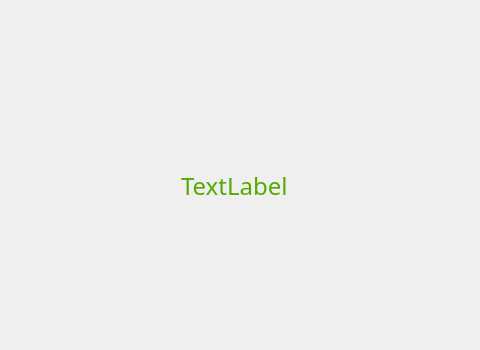
The window that Tips.ui (nrodeghi/BoilerMake2020) describes before a commit, drawn with Qt 5; both pictures show x 189 to 669 and y 114 to 464 of the 800 by 600 pixel window.
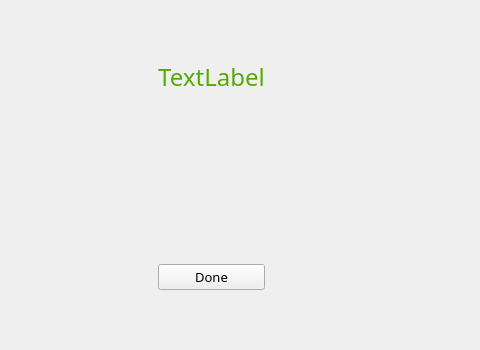
The same window after the commit.

Commit message: switching windows is working

Patch:
```diff
--- a/Tips.ui
+++ b/Tips.ui
@@ -14,25 +14,99 @@
    <string>Tips</string>
   </property>
   <widget class="QWidget" name="centralwidget">
-   <widget class="QLabel" name="label">
-    <property name="geometry">
-     <rect>
-      <x>370</x>
-      <y>260</y>
-      <width>141</width>
-      <height>81</height>
-     </rect>
-    </property>
-    <property name="font">
-     <font>
-      <family>Bahnschrift</family>
-      <pointsize>18</pointsize>
-     </font>
-    </property>
-    <property name="text">
-     <string>&lt;html&gt;&lt;head/&gt;&lt;body&gt;&lt;p&gt;&lt;span style=&quot; color:#55aa00;&quot;&gt;TextLabel&lt;/span&gt;&lt;/p&gt;&lt;/body&gt;&lt;/html&gt;</string>
-    </property>
-   </widget>
+   <layout class="QGridLayout" name="gridLayout">
+    <item row="3" column="2">
+     <widget class="QPushButton" name="btnDone">
+      <property name="font">
+       <font>
+        <family>Bahnschrift</family>
+        <pointsize>10</pointsize>
+       </font>
+      </property>
+      <property name="text">
+       <string>Done</string>
+      </property>
+     </widget>
+    </item>
+    <item row="1" column="3">
+     <spacer name="horizontalSpacer_2">
+      <property name="orientation">
+       <enum>Qt::Horizontal</enum>
+      </property>
+      <property name="sizeHint" stdset="0">
+       <size>
+        <width>40</width>
+        <height>20</height>
+       </size>
+      </property>
+     </spacer>
+    </item>
+    <item row="4" column="0">
+     <spacer name="horizontalSpacer">
+      <property name="orientation">
+       <enum>Qt::Horizontal</enum>
+      </property>
+      <property name="sizeHint" stdset="0">
+       <size>
+        <width>40</width>
+        <height>20</height>
+       </size>
+      </property>
+     </spacer>
+    </item>
+    <item row="1" column="2">
+     <widget class="QLabel" name="lbTip">
+      <property name="font">
+       <font>
+        <family>Bahnschrift</family>
+        <pointsize>18</pointsize>
+       </font>
+      </property>
+      <property name="text">
+       <string>&lt;html&gt;&lt;head/&gt;&lt;body&gt;&lt;p align=&quot;center&quot;&gt;&lt;span style=&quot; color:#55aa00;&quot;&gt;TextLabel&lt;/span&gt;&lt;/p&gt;&lt;/body&gt;&lt;/html&gt;</string>
+      </property>
+     </widget>
+    </item>
+    <item row="0" column="2">
+     <spacer name="verticalSpacer">
+      <property name="orientation">
+       <enum>Qt::Vertical</enum>
+      </property>
+      <property name="sizeHint" stdset="0">
+       <size>
+        <width>20</width>
+        <height>158</height>
+       </size>
+      </property>
+     </spacer>
+    </item>
+    <item row="4" column="2">
+     <spacer name="verticalSpacer_2">
+      <property name="orientation">
+       <enum>Qt::Vertical</enum>
+      </property>
+      <property name="sizeHint" stdset="0">
+       <size>
+        <width>20</width>
+        <height>40</height>
+       </size>
+      </property>
+     </spacer>
+    </item>
+    <item row="2" column="2">
+     <spacer name="verticalSpacer_3">
+      <property name="orientation">
+       <enum>Qt::Vertical</enum>
+      </property>
+      <property name="sizeHint" stdset="0">
+       <size>
+        <width>20</width>
+        <height>40</height>
+       </size>
+      </property>
+     </spacer>
+    </item>
+   </layout>
   </widget>
   <widget class="QMenuBar" name="menubar">
    <property name="geometry">
```
The commit also changes 2 other files.
